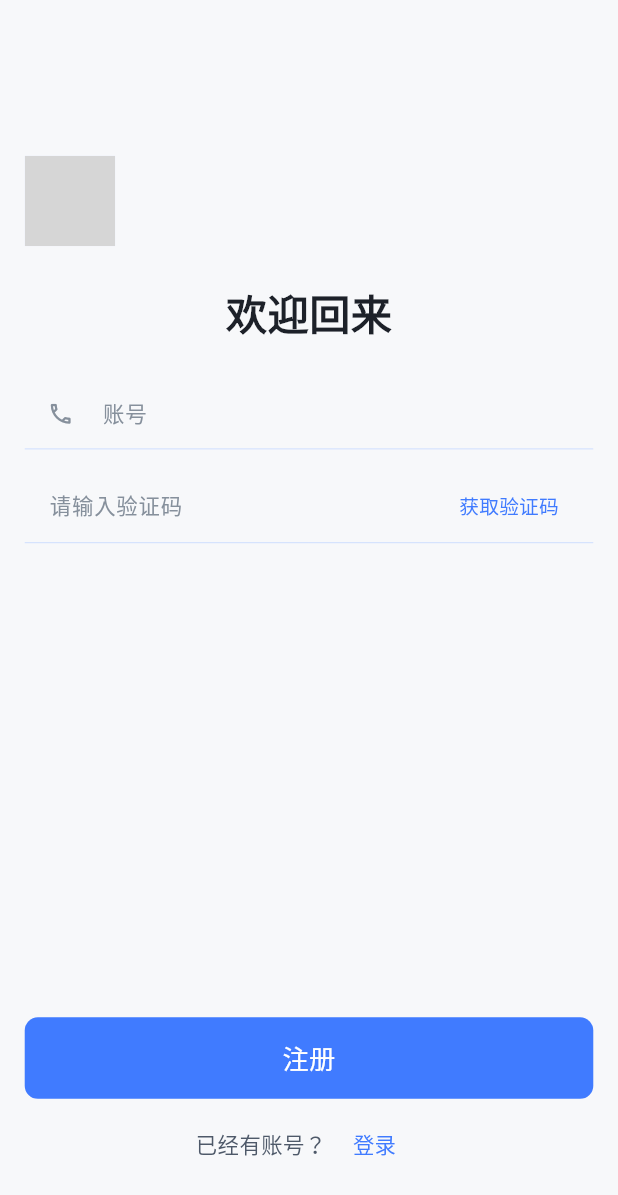
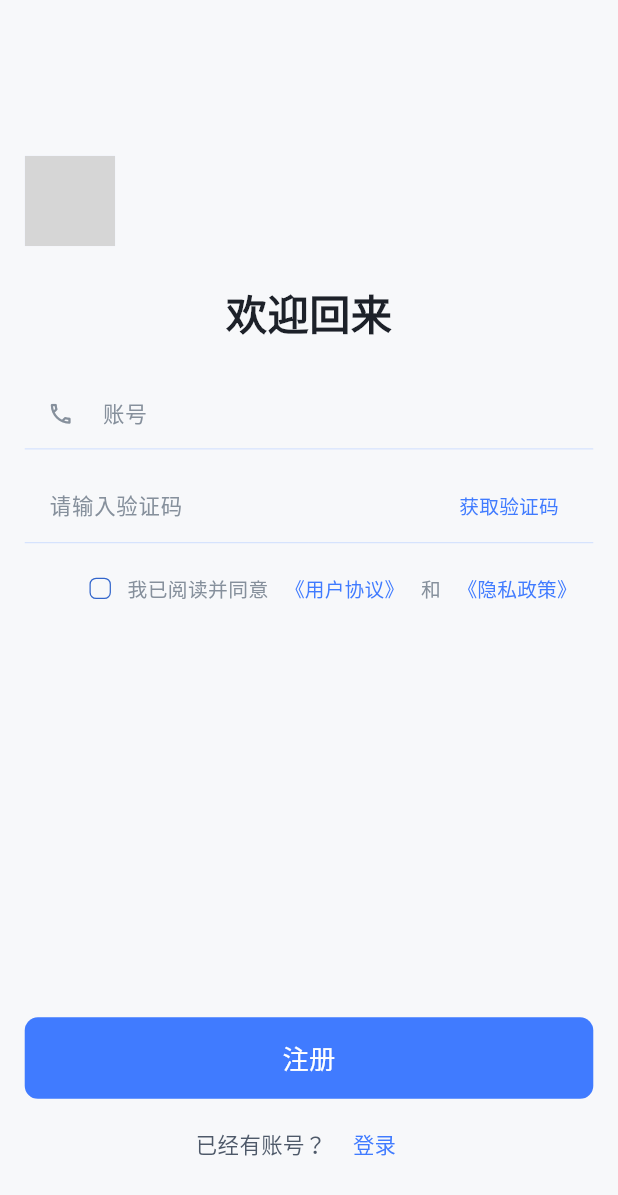
Before and after one commit to oubin17/odk_flutter_template, a Flutter app: the SignUpPage screen opened by its route, on a phone screen of 412 x 824 dp. Shown: the top 1195 px of the screen. Run offline on Flutter 3.47's test engine with Material 3 defaults, Android fonts, the phone set to English and light mode, and no system bars; our stand-ins replace cached_network_image, connectivity_plus, device_info_plus, dio, flutter_native_splash, flutter_screenutil and 8 more; missing offline and left inert: encrypt, flutter_flavor, pointycastle; accounts and stored records are empty; Roboto replaces fonts that are missing (AlibabaPuHuiTi); grey boxes are pictures that could not be loaded.

Commit message:
添加用户协议和隐私政策

```diff
--- a/lib/config/env.dart
+++ b/lib/config/env.dart
@@ -27,7 +27,7 @@ const Map<String, String> commonVariables = {
 // 4. 各环境独立配置（继承公共配置，常量 Key）
 const Map<String, String> devVariables = {
   ...commonVariables,
-  ConfigKey.serverUri: 'http://192.168.0.103:8080/odk-base-template/api',
+  ConfigKey.serverUri: 'http://172.27.3.80:8080/odk-base-template/api',
   // ConfigKey.serverUri: 'http://192.168.31.228:8080/odk-base-template/api',
 
   // 开发环境专属密钥
--- a/lib/features/auth/presentation/signup.dart
+++ b/lib/features/auth/presentation/signup.dart
@@ -40,9 +40,25 @@ class _SignUpPageState extends State<SignUpPage> {
   int countDown = 60;
   Timer? codeTimer; // 定时器
 
+  // 仅保留这一个状态
+  bool isAgree = false;
+
+  // 跳转到协议页面（复用你的路由）
+  void _toAgreementPage(String title, String url) {
+    NavigatorUtils.pushNamed(
+      RouteNames.agreement,
+      queryParameters: {'title': title, 'url': url},
+    );
+  }
+
   @override
   void dispose() {
     codeTimer?.cancel(); // 销毁定时器
+    // 释放控制器
+    userNameController.dispose();
+    accountController.dispose();
+    verifyCodeController.dispose();
+    passwordController.dispose();
     super.dispose();
   }
 
@@ -84,21 +100,6 @@ class _SignUpPageState extends State<SignUpPage> {
       return AppText.customerTitle("欢迎回来", 50.sp, FontWeight.bold);
     }
 
-    // Widget userNameField() {
-    //   return AppInput(
-    //     controller: userNameController,
-    //     label: '用户名',
-    //     // hint: '请输入用户名',
-    //     prefix: const Icon(Icons.account_circle),
-    //     validator: (value) {
-    //       if (value == null || value.isEmpty) {
-    //         return "用户名不能为空";
-    //       }
-    //       return null;
-    //     },
-    //   );
-    // }
-
     Widget accountField() {
       return AppInput(
         controller: accountController,
@@ -134,37 +135,41 @@ class _SignUpPageState extends State<SignUpPage> {
                   ),
                 );
 
-            // ✅ 3. 发送成功：启动倒计时！
             verifyCode.uniqueId = response.uniqueId;
             startCountDown();
             AppToast.showToast("验证码发送成功");
           } catch (e) {
-            // 发送失败，不启动倒计时
             AppToast.showToast("验证码发送失败：$e");
           }
         },
-        // ✅ 核心：传入动态的倒计时状态，不是固定false！
         isCounting: isCounting,
         countTime: countDown,
       );
     }
 
-    // Widget passwordField() {
-    //   return AppInput(
-    //     controller: passwordController,
-    //     label: '密码',
-    //     // hint: '请输入密码',
-    //     prefix: const Icon(Icons.password),
-    //     validator: (value) {
-    //       if (value == null || value.isEmpty) {
-    //         return "密码不能为空";
-    //       }
-    //       return null;
-    //     },
-    //   );
-    // }
+    // 直接使用封装好的组件！
+    Widget agreementWidget() {
+      return AppAgreementCheckbox(
+        isAgree: isAgree,
+        onChanged: (value) {
+          setState(() {
+            isAgree = value;
+          });
+        },
+        onUserAgreement: () =>
+            _toAgreementPage("用户协议", "https://www.xxx.com/user_agreement.html"),
+        onPrivacyPolicy: () =>
+            _toAgreementPage("隐私政策", "https://www.xxx.com/privacy_policy.html"),
+      );
+    }
 
     void register(BuildContext context) async {
+      // ====================== 新增：注册前必选校验协议 ======================
+      if (!isAgree) {
+        AppToast.showToast("请勾选用户协议和隐私政策");
+        return;
+      }
+
       if (formKey.currentState!.validate()) {
         AppToast.showLoading();
         verifyCode.verifyCode = verifyCodeController.text;
@@ -210,26 +215,11 @@ class _SignUpPageState extends State<SignUpPage> {
     }
 
     return Scaffold(
-      // appBar: BasicAppbar(title: Text(widget.title)),
-      // 👇 【核心】禁止页面随键盘上移，背景永久固定
       resizeToAvoidBottomInset: false,
-      // 👇 核心2：让body延伸【覆盖底部导航栏】+ 全屏显示
       extendBody: true,
-      // 可选：让body延伸覆盖状态栏（顶部也全屏）
-      // extendBodyBehindAppBar: true,
       body: Stack(
-        // 👇 【优化】Stack铺满全屏
         fit: StackFit.expand,
         children: [
-          // 👇 背景图：固定不动，不受键盘影响
-          // Image.asset(
-          //   Assets.images.login.loginRegist.path,
-          //   fit: BoxFit.cover,
-          //   width: double.infinity,
-          //   height: double.infinity,
-          // ),
-
-          // 👇 【优化】滚动视图：防止键盘挡住输入框
           Padding(
             padding: EdgeInsets.symmetric(horizontal: 30.w, vertical: 88.h),
             child: Form(
@@ -243,13 +233,11 @@ class _SignUpPageState extends State<SignUpPage> {
                   AppGap.hLarge,
                   registerText(),
                   AppGap.hLarge,
-                  // userNameField(),
-                  // AppGap.hLarge,
                   accountField(),
                   AppGap.hSmall,
                   verifyCodeField(),
-                  // AppGap.hLarge,
-                  // passwordField(),
+                  AppGap.hSuperSmall,
+                  agreementWidget(), // ✅ 一行调用
                   const Spacer(),
                   registerButton(context),
                   AppGap.hXL,
--- a/lib/routes/app_router.dart
+++ b/lib/routes/app_router.dart
@@ -1,10 +1,12 @@
 import 'package:flutter/material.dart';
 import 'package:go_router/go_router.dart';
 import 'package:odk_flutter_template/features/auth/presentation/signin.dart';
-import 'package:odk_flutter_template/features/auth/presentation/signup.dart';
+import 'package:odk_flutter_template/features/auth/presentation/signup.dart'
+    hide SignInPage;
 import 'package:odk_flutter_template/features/home/presentation/home.dart';
 import 'package:odk_flutter_template/features/home/presentation/pages/system_setting_page.dart';
 import 'package:odk_flutter_template/providers/user/user_provider.dart';
+import 'package:odk_flutter_template/routes/pages/agreement_page.dart';
 import 'package:odk_flutter_template/routes/pages/todo_detail.dart';
 import 'package:odk_flutter_template/routes/pages/not_found.dart';
 import 'package:provider/provider.dart';
@@ -17,8 +19,9 @@ class RouteNames {
   static const String signin = 'Signin';
   static const String systemSetting = 'SystemSetting';
   static const String home = 'Home';
-  static const String detail = 'detail';
+  static const String detail = 'Detail';
   static const String notFound = 'NotFound';
+  static const String agreement = 'Agreement';
 }
 
 // ====================== 路由路径常量（已删除Splash） ======================
@@ -30,6 +33,7 @@ class RoutePaths {
   static const String home = '/home';
   static const String detail = '/detail/:id';
   static const String notFound = '/notFound';
+  static const String agreement = '/agreement';
 }
 
 class AppRouter {
@@ -95,6 +99,16 @@ class AppRouter {
         builder: (context, state) => const SystemSettingPage(),
       ),
       GoRoute(
+        path: RoutePaths.agreement,
+        name: RouteNames.agreement,
+        builder: (context, state) {
+          // 接收路由传递的标题和链接
+          final title = state.uri.queryParameters['title'] ?? '协议';
+          final url = state.uri.queryParameters['url'] ?? '';
+          return AgreementPage(title: title, url: url);
+        },
+      ),
+      GoRoute(
         path: RoutePaths.notFound,
         name: RouteNames.notFound,
         builder: (context, state) => const NotFoundPage(),
@@ -103,5 +117,9 @@ class AppRouter {
   );
 
   /// 路由白名单（已删除Splash，仅保留登录/注册）
-  static const List<String> whiteList = [RoutePaths.signup, RoutePaths.signin];
+  static const List<String> whiteList = [
+    RoutePaths.signup,
+    RoutePaths.signin,
+    RoutePaths.agreement,
+  ];
 }
--- a/lib/routes/navigator_utils.dart
+++ b/lib/routes/navigator_utils.dart
@@ -36,6 +36,19 @@ class NavigatorUtils {
     );
   }
 
+  // ====================== 新增：压栈跳转（详情页/协议页专用！） ======================
+  static void pushNamed(
+    String name, {
+    Map<String, String> pathParameters = const {},
+    Map<String, dynamic> queryParameters = const {},
+  }) {
+    AppRouter.router.pushNamed(
+      name,
+      pathParameters: pathParameters,
+      queryParameters: queryParameters,
+    );
+  }
+
   // 3. 新增：替换跳转（登录→首页专用）
   static void pushReplacementNamed(String name) {
     AppRouter.router.pushReplacementNamed(name);
--- a/lib/routes/pages/not_found.dart
+++ b/lib/routes/pages/not_found.dart
@@ -1,7 +1,7 @@
 import 'package:flutter/material.dart';
 
 class NotFoundPage extends StatelessWidget {
-  const NotFoundPage({Key? key}) : super(key: key);
+  const NotFoundPage({super.key});
 
   @override
   Widget build(BuildContext context) {
--- a/lib/widgets/app_widgets/app_widgets.dart
+++ b/lib/widgets/app_widgets/app_widgets.dart
@@ -316,12 +316,14 @@ class AppTextButton extends StatelessWidget {
   final String text;
   final VoidCallback? onTap;
   final Color? color;
+  final double? size;
 
   const AppTextButton({
     super.key,
     required this.text,
     required this.onTap,
     this.color,
+    this.size,
   });
 
   @override
@@ -334,7 +336,7 @@ class AppTextButton extends StatelessWidget {
       child: AppText(
         text,
         color: color ?? AppColors.primary(context),
-        size: 26.sp,
+        size: size ?? 26.sp,
       ),
     );
   }
@@ -750,3 +752,96 @@ class AppAvatar extends StatelessWidget {
     return Icon(Icons.person, size: 40.w, color: AppColors.primary(context));
   }
 }
+
+// ===================== 统一勾选框组件 =====================
+
+/// 基础勾选框（纯Checkbox，可独立复用）
+class AppCheckbox extends StatelessWidget {
+  final bool value; // 选中状态
+  final ValueChanged<bool>? onChanged; // 状态回调
+  final bool disabled; // 是否禁用
+  final double size; // 勾选框尺寸
+
+  const AppCheckbox({
+    super.key,
+    required this.value,
+    required this.onChanged,
+    this.disabled = false,
+    this.size = 26, // 默认尺寸，适配项目
+  });
+
+  @override
+  Widget build(BuildContext context) {
+    return InkWell(
+      onTap: disabled
+          ? null
+          : () {
+              onChanged?.call(!value);
+            },
+      borderRadius: BorderRadius.circular(8.w),
+      child: Container(
+        width: size.w,
+        height: size.w,
+        decoration: BoxDecoration(
+          color: disabled
+              ? AppColors.textGray(context).withOpacity(0.3)
+              : (value ? AppColors.primary(context) : Colors.transparent),
+          borderRadius: BorderRadius.circular(8.w),
+          border: Border.all(
+            width: 1.5.w,
+            color: disabled
+                ? AppColors.textGray(context)
+                : (value
+                      ? AppColors.primary(context)
+                      : AppColors.primaryDark(context)),
+          ),
+        ),
+        child: value
+            ? Icon(Icons.check, size: 20.w, color: Colors.white)
+            : const SizedBox(),
+      ),
+    );
+  }
+}
+
+/// 协议专用勾选框（勾选框 + 可点击文字，适配注册/登录页）
+class AppAgreementCheckbox extends StatelessWidget {
+  final bool isAgree; // 勾选状态
+  final ValueChanged<bool> onChanged; // 勾选回调
+  final VoidCallback onUserAgreement; // 用户协议点击
+  final VoidCallback onPrivacyPolicy; // 隐私政策点击
+
+  const AppAgreementCheckbox({
+    super.key,
+    required this.isAgree,
+    required this.onChanged,
+    required this.onUserAgreement,
+    required this.onPrivacyPolicy,
+  });
+
+  @override
+  Widget build(BuildContext context) {
+    return Row(
+      mainAxisAlignment: MainAxisAlignment.end,
+      crossAxisAlignment: CrossAxisAlignment.center,
+      children: [
+        // 统一勾选框
+        AppCheckbox(value: isAgree, onChanged: onChanged),
+        AppGap.wSmall,
+        // 协议文字组
+        Wrap(
+          alignment: WrapAlignment.center,
+          crossAxisAlignment: WrapCrossAlignment.center,
+          children: [
+            AppText.tip("我已阅读并同意"),
+            // 用户协议
+            AppTextButton(text: "《用户协议》", size: 24.sp, onTap: onUserAgreement),
+            AppText.tip("和"),
+            // 隐私政策
+            AppTextButton(text: "《隐私政策》", size: 24.sp, onTap: onPrivacyPolicy),
+          ],
+        ),
+      ],
+    );
+  }
+}
--- a/lib/widgets/appbar/app_bar.dart
+++ b/lib/widgets/appbar/app_bar.dart
@@ -17,8 +17,8 @@ class BasicAppbar extends StatelessWidget implements PreferredSizeWidget {
       backgroundColor: Colors.transparent,
       elevation: 0,
       centerTitle: true,
-      title: title ?? AppText(''),
-      leading: context.canPop()
+      title: title ?? const AppText(''),
+      leading: GoRouter.of(context).canPop()
           ? IconButton(
               onPressed: () => NavigatorUtils.pop(),
               icon: Container(
--- a/pubspec.yaml
+++ b/pubspec.yaml
@@ -57,6 +57,7 @@ dependencies:
   connectivity_plus: ^7.1.1
   fluttertoast: ^9.0.0
   uuid: ^4.5.3
+  webview_flutter: ^4.13.1
 
 dev_dependencies:
   flutter_test:
```
Also changed, not shown: lib/routes/pages/agreement_page.dart (added, +34 -0 lines), pubspec.lock, 2 other files.
